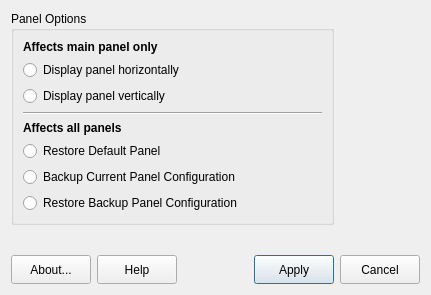
The window that mxpanelorientation.ui (AdrianTM/mx-panel-orientation) describes before a commit, drawn with Qt 5.
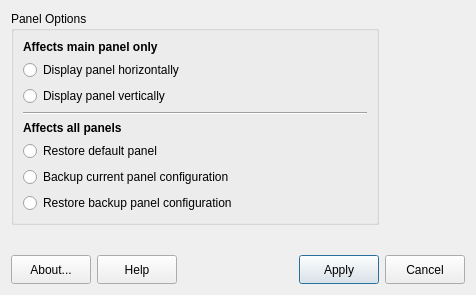
The same window after the commit. Icons and pictures are not drawn.

What changed in the file:
```diff
--- a/mxpanelorientation.ui
+++ b/mxpanelorientation.ui
@@ -6,7 +6,7 @@
    <rect>
     <x>0</x>
     <y>0</y>
-    <width>404</width>
+    <width>476</width>
     <height>295</height>
    </rect>
   </property>
@@ -58,21 +58,21 @@
       <item row="5" column="0" colspan="2">
        <widget class="QRadioButton" name="radioDefaultPanel">
         <property name="text">
-         <string>Restore Default Panel</string>
+         <string>Restore default panel</string>
         </property>
        </widget>
       </item>
       <item row="6" column="0" colspan="2">
        <widget class="QRadioButton" name="radioBackupPanel">
         <property name="text">
-         <string>Backup Current Panel Configuration</string>
+         <string>Backup current panel configuration</string>
         </property>
        </widget>
       </item>
       <item row="7" column="0" colspan="2">
        <widget class="QRadioButton" name="radioRestoreBackup">
         <property name="text">
-         <string>Restore Backup Panel Configuration</string>
+         <string>Restore backup panel configuration</string>
         </property>
        </widget>
       </item>
```
